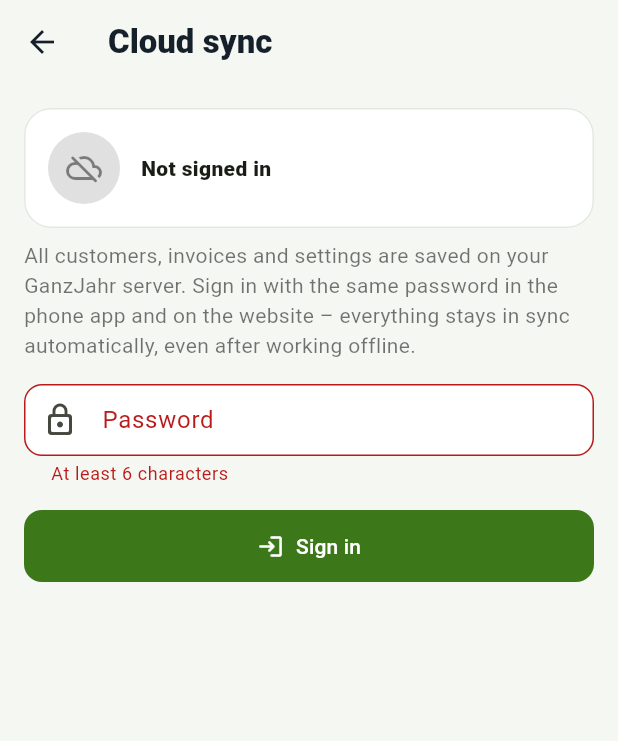
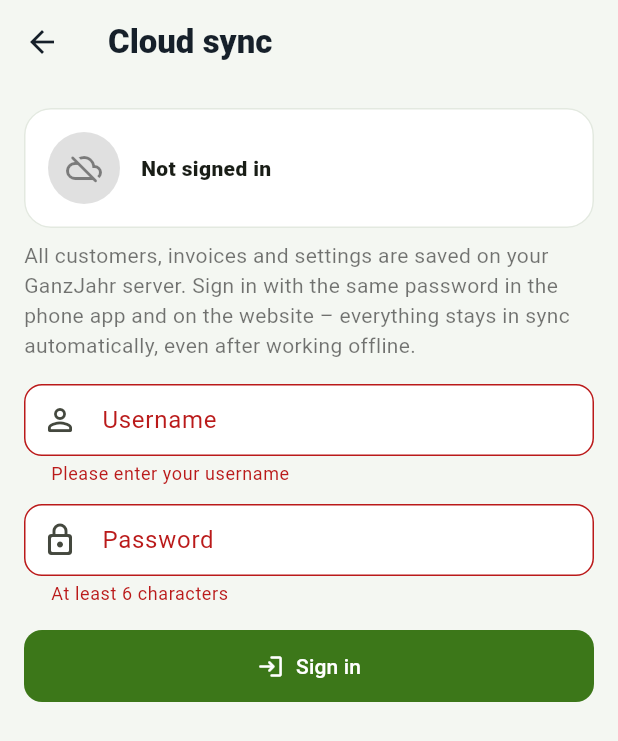
Before and after one commit to M7mdloverrr/ganzjahr-web, a Flutter app: the CloudScreen screen opened directly, after a tap on "Sign in", on a phone screen of 412 x 824 dp. Shown: the top 741 px of the screen. Run offline on Flutter 3.47's test engine with Material 3 defaults, Android fonts, the phone set to English and light mode, and no system bars; our stand-ins replace file_picker, pdf, printing, share_plus, web; network calls fail.

Commit message:
Username + password login for the server database
Co-Authored-By: Jamel Bro <Almuhamad.mouhamad319@gmail.com>

```diff
--- a/lib/cloud.dart
+++ b/lib/cloud.dart
@@ -156,8 +156,8 @@ class CloudSync extends ChangeNotifier with WidgetsBindingObserver {
     notifyListeners();
   }
 
-  Future<void> signIn(String password, {bool create = false}) async {
-    final j = await _call('POST', 'api/sync/login', body: {'password': password, 'create': create});
+  Future<void> signIn(String user, String password, {bool create = false}) async {
+    final j = await _call('POST', 'api/sync/login', body: {'user': user.trim(), 'password': password, 'create': create});
     _token = j['token'] as String;
     hasAccount = true;
     try {
--- a/lib/i18n.dart
+++ b/lib/i18n.dart
@@ -312,6 +312,9 @@ const _de = <String, String>{
   'Create account': 'Konto erstellen',
   'Sign out': 'Abmelden',
   'Password': 'Passwort',
+  'Username': 'Benutzername',
+  'Please enter your username': 'Bitte Benutzernamen eingeben',
+  'Wrong username or password': 'Benutzername oder Passwort falsch',
   'At least 6 characters': 'Mindestens 6 Zeichen',
   'Cloud already has data': 'In der Cloud sind bereits Daten',
   'This phone also has data. Use only the cloud data, or merge both?':
@@ -615,6 +618,9 @@ const _ar = <String, String>{
   'Create account': 'إنشاء حساب',
   'Sign out': 'تسجيل الخروج',
   'Password': 'كلمة المرور',
+  'Username': 'اسم المستخدم',
+  'Please enter your username': 'يرجى إدخال اسم المستخدم',
+  'Wrong username or password': 'اسم المستخدم أو كلمة المرور غير صحيحة',
   'At least 6 characters': '6 أحرف على الأقل',
   'Cloud already has data': 'توجد بيانات في السحابة بالفعل',
   'This phone also has data. Use only the cloud data, or merge both?':
--- a/lib/screens/cloud.dart
+++ b/lib/screens/cloud.dart
@@ -15,6 +15,7 @@ class CloudScreen extends StatefulWidget {
 }
 
 class _CloudScreenState extends State<CloudScreen> {
+  final _user = TextEditingController();
   final _password = TextEditingController();
   final _form = GlobalKey<FormState>();
   bool _busy = false;
@@ -27,12 +28,14 @@ class _CloudScreenState extends State<CloudScreen> {
 
   @override
   void dispose() {
+    _user.dispose();
     _password.dispose();
     super.dispose();
   }
 
   String _error(Object e) => switch (e is CloudException ? e.code : '') {
-    'wrong' => 'Wrong password'.tr,
+    'wrong' => 'Wrong username or password'.tr,
+    'user' => 'Please enter your username'.tr,
     'short' => 'At least 6 characters'.tr,
     'exists' => 'The account already exists. Please sign in.'.tr,
     'noaccount' => 'No account yet. Please create one first.'.tr,
@@ -62,7 +65,7 @@ class _CloudScreenState extends State<CloudScreen> {
     };
     setState(() => _busy = true);
     try {
-      await cloud.signIn(_password.text, create: create);
+      await cloud.signIn(_user.text, _password.text, create: create);
       _password.clear();
       if (mounted) toast(context, 'All data is saved in the cloud.'.tr);
     } catch (e) {
@@ -155,6 +158,15 @@ class _CloudScreenState extends State<CloudScreen> {
                     const SizedBox(height: 12),
                   ],
                   TextFormField(
+                    controller: _user,
+                    autocorrect: false,
+                    autofillHints: const [AutofillHints.username],
+                    textInputAction: TextInputAction.next,
+                    decoration: InputDecoration(labelText: 'Username'.tr, prefixIcon: const Icon(Icons.person_outline_rounded)),
+                    validator: (v) => (v ?? '').trim().isNotEmpty ? null : 'Please enter your username'.tr,
+                  ),
+                  const SizedBox(height: 12),
+                  TextFormField(
                     controller: _password,
                     obscureText: true,
                     autofillHints: const [AutofillHints.password],
```
Also changed, not shown: 1 other file.
